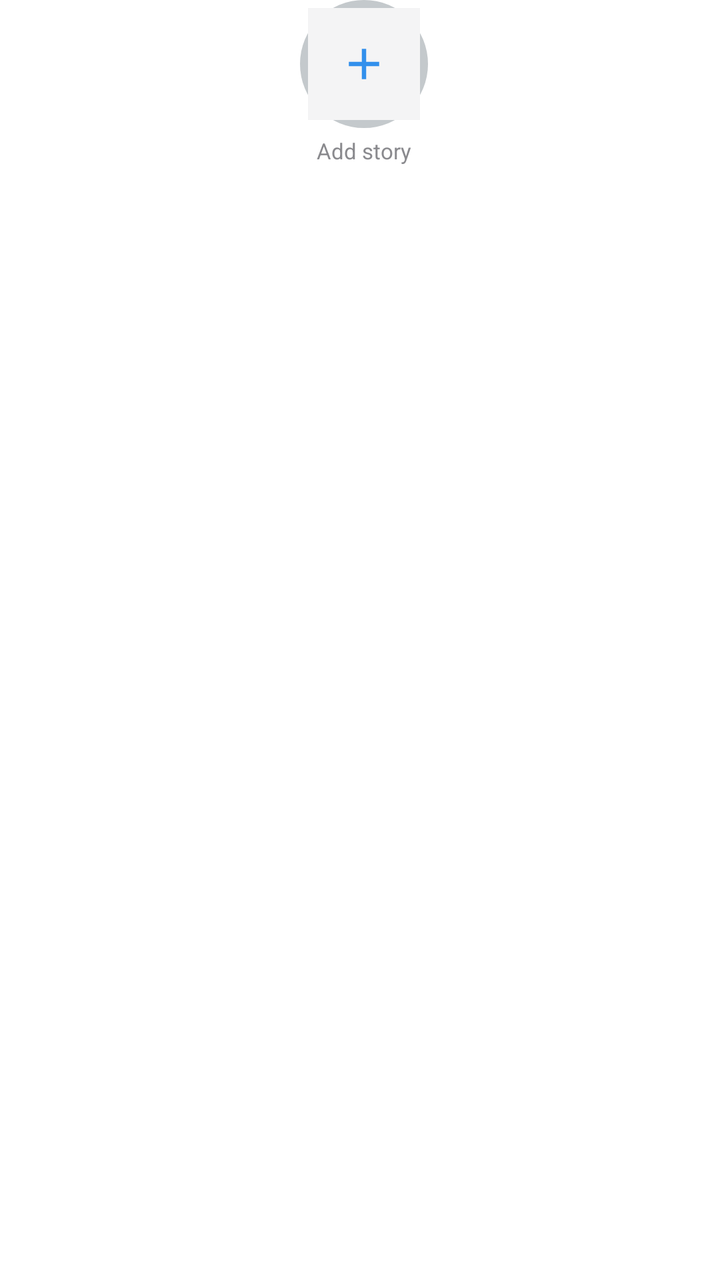
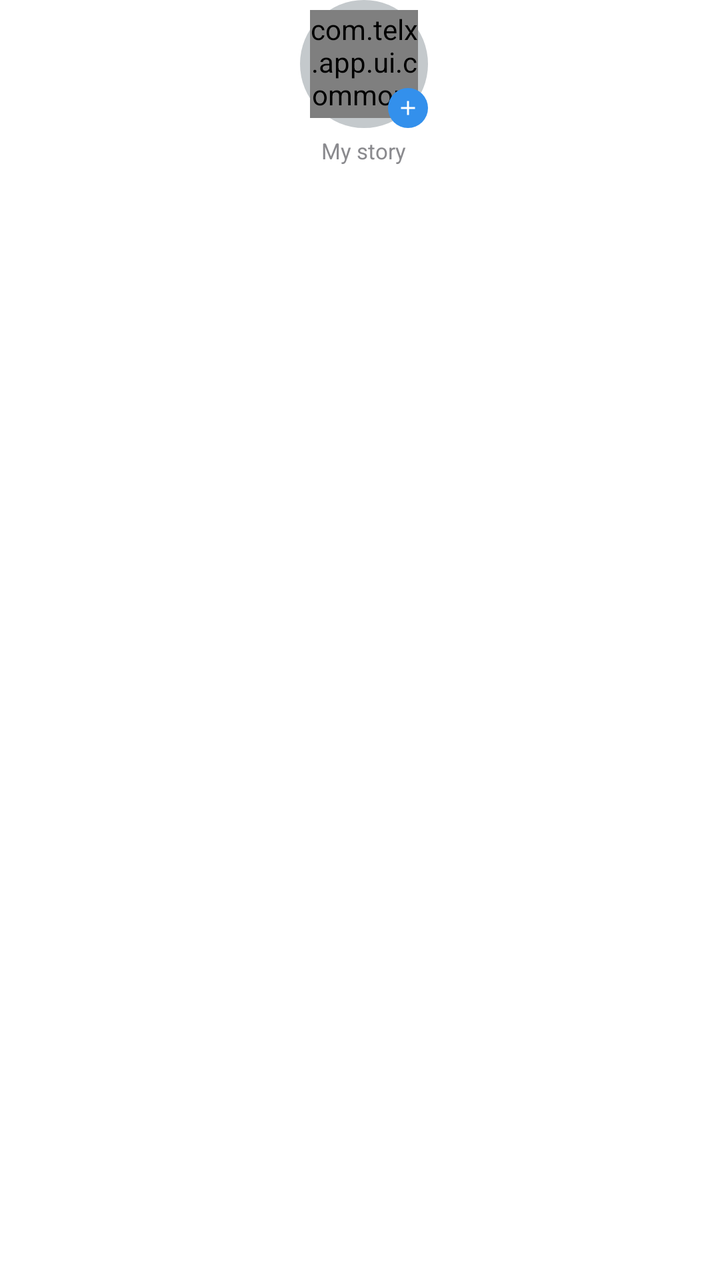

An Android layout rendered at two revisions. The XML below is the earlier revision; the diff shows what the commit changed to produce the second picture.
<!-- AndroidManifest.xml: application theme Theme.TelX -->
<!-- res/layout/item_story_add.xml -->
<?xml version="1.0" encoding="utf-8"?>
<LinearLayout xmlns:android="http://schemas.android.com/apk/res/android" xmlns:app="http://schemas.android.com/apk/res-auto" xmlns:tools="http://schemas.android.com/tools"
    android:layout_width="72dp" android:layout_height="wrap_content"
    android:orientation="vertical" android:gravity="center_horizontal" android:paddingStart="10dp" android:paddingEnd="6dp">
    <FrameLayout android:layout_width="64dp" android:layout_height="64dp">
        <View android:layout_width="64dp" android:layout_height="64dp"
            android:background="@drawable/ring_seen" />
        <FrameLayout android:layout_width="56dp" android:layout_height="56dp" android:layout_gravity="center">
            <View android:layout_width="match_parent" android:layout_height="match_parent"
                android:background="@color/tile_bg" />
            <ImageView android:layout_width="26dp" android:layout_height="26dp" android:layout_gravity="center"
                android:src="@drawable/ic_add" app:tint="@color/tg_blue" />
        </FrameLayout>
    </FrameLayout>
    <TextView android:layout_width="wrap_content" android:layout_height="wrap_content"
        android:layout_marginTop="4dp" android:text="Add story" android:textSize="11sp"
        android:textColor="@color/text_secondary" android:maxLines="1" />
</LinearLayout>
<!-- resources referenced by this layout -->
<resources>
  <color name="text_secondary">#8A8A8E</color>
  <color name="tg_blue">#3390EC</color>
  <color name="tile_bg">#F4F4F5</color>
  <!-- drawable ic_add (drawable) -->
  <?xml version="1.0" encoding="utf-8"?>
  <vector xmlns:android="http://schemas.android.com/apk/res/android"
      android:width="24dp" android:height="24dp"
      android:viewportWidth="24" android:viewportHeight="24">
      <path android:fillColor="#FF6B6B70" android:pathData="M19 13h-6v6h-2v-6H5v-2h6V5h2v6h6v2z"/>
  </vector>
  <!-- drawable ring_seen (drawable) -->
  <?xml version="1.0" encoding="utf-8"?>
  <shape xmlns:android="http://schemas.android.com/apk/res/android" android:shape="oval">
      <solid android:color="#C4C9CC" />
  </shape>
  <style name="Theme.TelX" parent="Theme.Material3.DayNight">
          <item name="colorPrimary">@color/tg_blue</item>
          <item name="colorOnPrimary">#FFFFFF</item>
          <item name="colorPrimaryContainer">@color/tg_blue_light</item>
          <item name="colorSecondary">@color/tg_blue</item>
          <item name="android:colorBackground">@color/window_bg</item>
          <item name="colorSurface">@color/window_bg</item>
          <item name="colorOnSurface">@color/text_primary</item>
          <item name="android:statusBarColor">@color/toolbar_bg</item>
          <item name="android:windowLightStatusBar" tools:targetApi="23">true</item>
          <item name="android:navigationBarColor">@color/window_bg</item>
      </style>
  <color name="tg_blue_light">#E7F0FD</color>
  <color name="window_bg">#FFFFFF</color>
  <color name="text_primary">#000000</color>
  <color name="toolbar_bg">#FFFFFF</color>
</resources>

<!-- the commit's change to res/layout/item_story_add.xml (unified diff, before → after) -->
@@ -3,16 +3,20 @@
     android:layout_width="72dp" android:layout_height="wrap_content"
     android:orientation="vertical" android:gravity="center_horizontal" android:paddingStart="10dp" android:paddingEnd="6dp">
     <FrameLayout android:layout_width="64dp" android:layout_height="64dp">
-        <View android:layout_width="64dp" android:layout_height="64dp"
-            android:background="@drawable/ring_seen" />
-        <FrameLayout android:layout_width="56dp" android:layout_height="56dp" android:layout_gravity="center">
-            <View android:layout_width="match_parent" android:layout_height="match_parent"
-                android:background="@color/tile_bg" />
-            <ImageView android:layout_width="26dp" android:layout_height="26dp" android:layout_gravity="center"
-                android:src="@drawable/ic_add" app:tint="@color/tg_blue" />
+        <ImageView android:layout_width="64dp" android:layout_height="64dp"
+            android:src="@drawable/ring_seen" android:contentDescription="ring" />
+        <com.telx.app.ui.common.AvatarView android:id="@+id/story_add_avatar"
+            android:layout_width="54dp" android:layout_height="54dp"
+            android:layout_gravity="center" />
+        <FrameLayout android:layout_width="20dp" android:layout_height="20dp"
+            android:layout_gravity="bottom|end"
+            android:background="@drawable/badge_unread">
+            <ImageView android:layout_width="12dp" android:layout_height="12dp"
+                android:layout_gravity="center" android:src="@drawable/ic_add"
+                app:tint="#FFFFFF" android:contentDescription="add story" />
         </FrameLayout>
     </FrameLayout>
     <TextView android:layout_width="wrap_content" android:layout_height="wrap_content"
-        android:layout_marginTop="4dp" android:text="Add story" android:textSize="11sp"
+        android:layout_marginTop="4dp" android:text="My story" android:textSize="11sp"
         android:textColor="@color/text_secondary" android:maxLines="1" />
 </LinearLayout>
<!-- resource entries referenced after the edit -->
@@ -1,8 +1,13 @@
 <!-- resources referenced by this layout -->
 <resources>
   <color name="text_secondary">#8A8A8E</color>
+  <!-- drawable badge_unread (drawable) -->
+  <?xml version="1.0" encoding="utf-8"?>
+  <shape xmlns:android="http://schemas.android.com/apk/res/android" android:shape="rectangle">
+      <solid android:color="#3390EC" />
+      <corners android:radius="20dp" />
+  </shape>
   <color name="tg_blue">#3390EC</color>
-  <color name="tile_bg">#F4F4F5</color>
   <!-- drawable ic_add (drawable) -->
   <?xml version="1.0" encoding="utf-8"?>
   <vector xmlns:android="http://schemas.android.com/apk/res/android"
